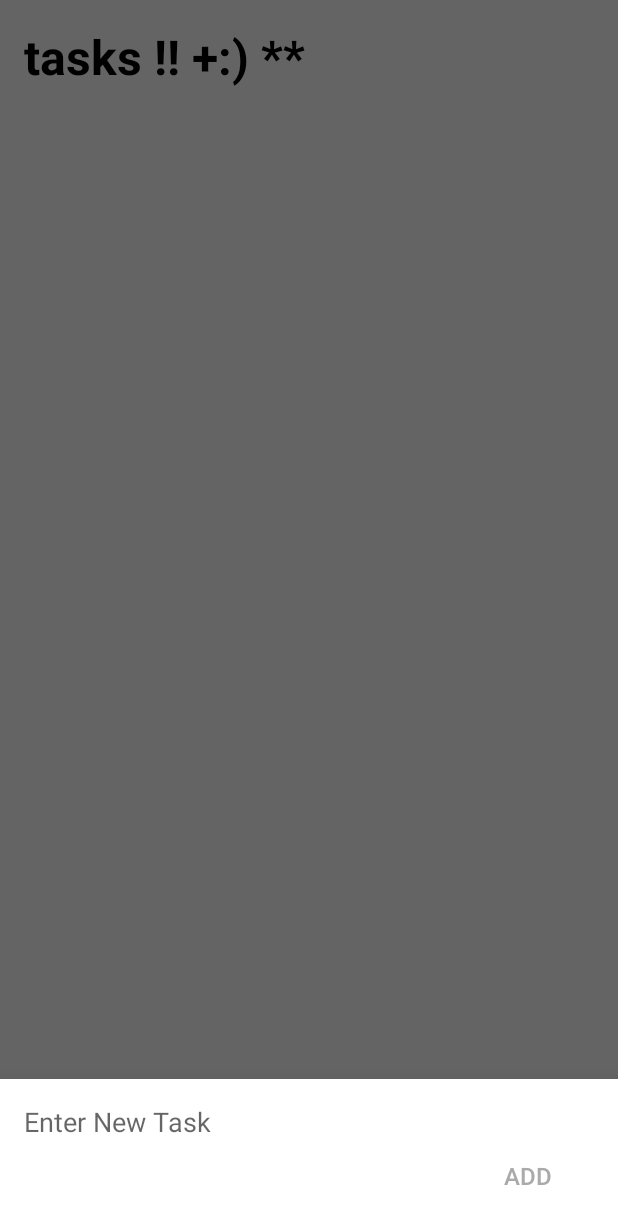
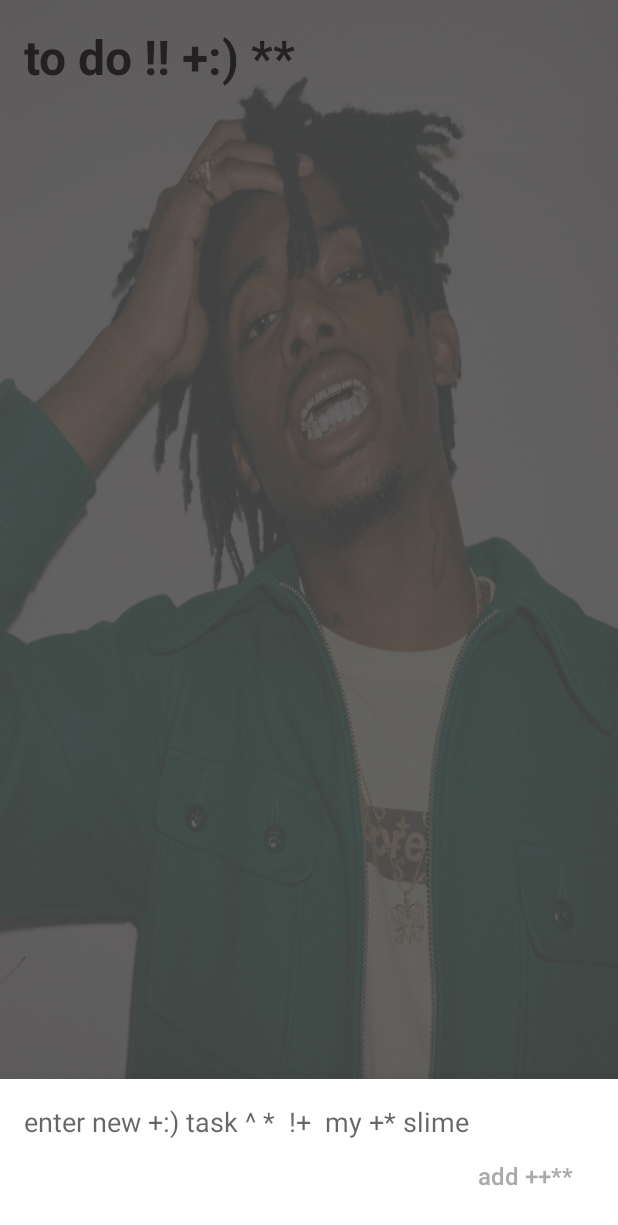
Before and after one commit to ericwu323/Keeping_Up_With_Carti, an Android app: the screen it shows after launch (MainActivity), after a tap on an icon or button, on a phone screen of 412 x 824 dp. Shown: the top 1225 px of the screen. Run offline under Robolectric (Android 15) with nearby library versions, the phone set to English and light mode, and no system bars.

Commit message:
updated UI to be more carti

```diff
--- a/app/src/main/res/layout/activity_main.xml
+++ b/app/src/main/res/layout/activity_main.xml
@@ -12,7 +12,7 @@
         android:layout_height="wrap_content"
 
 
-        android:text="tasks !! +:) ** "
+        android:text="to do !! +:) ** "
         android:textStyle="bold"
         android:textColor="@android:color/black"
         android:textSize="32sp"
@@ -20,6 +20,16 @@
         android:layout_marginStart="16dp"
         android:layout_marginLeft="16dp"
         android:layout_marginTop="16dp"
+        />
+
+    <ImageView
+        android:id="@+id/img_carti"
+        android:layout_width="450dp"
+        android:layout_height="4000dp"
+        android:src ="@drawable/icon_carti"
+        android:layout_centerInParent="true"
+        android:scaleType="fitXY"
+        android:alpha='.4'
         />
 
     <androidx.recyclerview.widget.RecyclerView
--- a/app/src/main/res/layout/new_task.xml
+++ b/app/src/main/res/layout/new_task.xml
@@ -12,7 +12,7 @@
         android:background="@null"
 
         android:textAppearance="@style/TextAppearance.AppCompat.Medium"
-        android:hint="Enter New Task"
+        android:hint="enter new +:) task ^ *  !+  my +* slime "
 
         />
 
@@ -25,7 +25,8 @@
         android:layout_alignParentRight="true"
         android:layout_alignParentEnd="true"
 
-        android:text="Add"
+        android:text="add ++** "
+        android:textAllCaps="false"
         android:textSize="16sp"
         android:background="@android:color/transparent"
         android:backgroundTint="@android:color/transparent"
```
